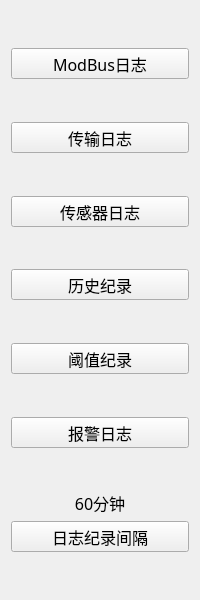
ChinaClever/IDC_TestSystem, file IDC_TestSystem/SI-PDU/toolbox/silogstoolwid.ui: the form before one commit.
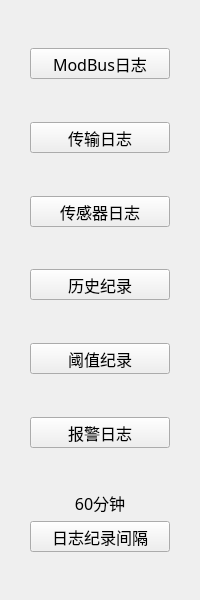
The form after the commit.

```diff
--- a/IDC_TestSystem/SI-PDU/toolbox/silogstoolwid.ui
+++ b/IDC_TestSystem/SI-PDU/toolbox/silogstoolwid.ui
@@ -26,6 +26,12 @@
    <string>Form</string>
   </property>
   <layout class="QVBoxLayout" name="verticalLayout">
+   <property name="leftMargin">
+    <number>30</number>
+   </property>
+   <property name="rightMargin">
+    <number>30</number>
+   </property>
    <item>
     <spacer name="verticalSpacer">
      <property name="orientation">
```
